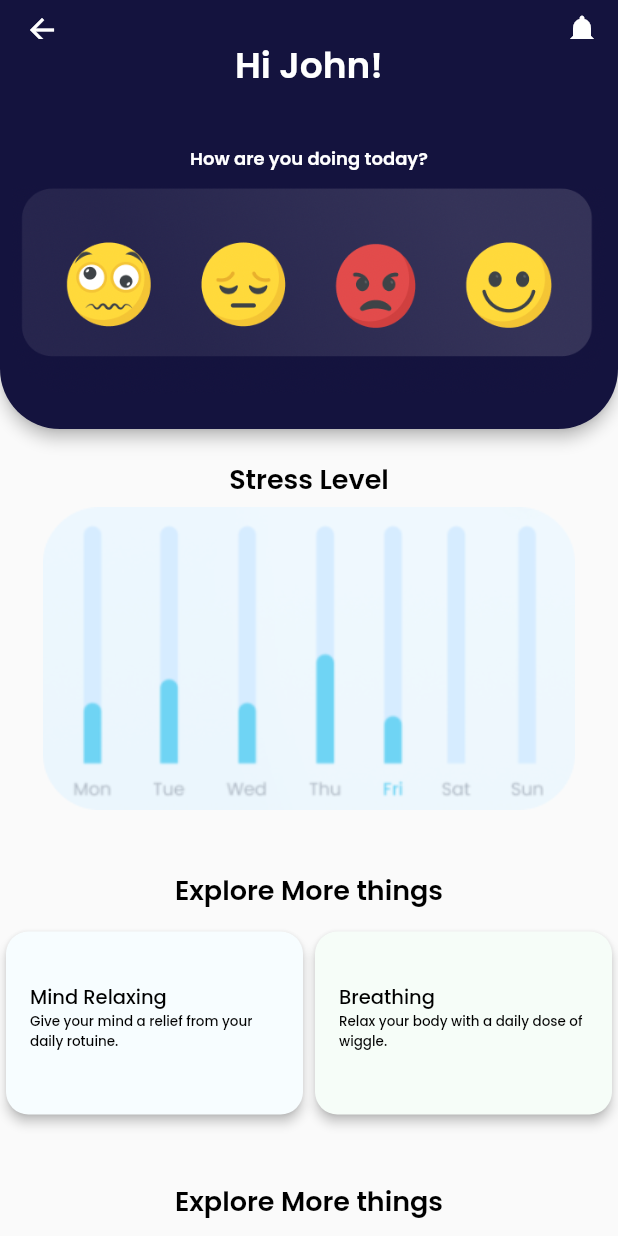
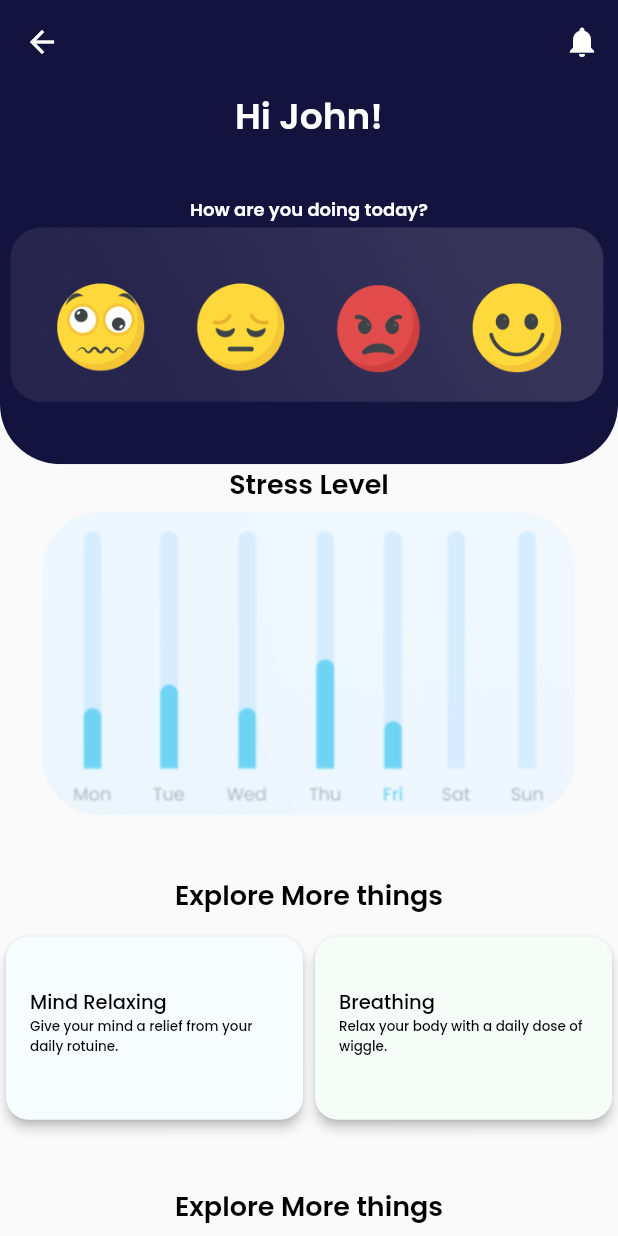
Before and after one commit to Tijil2111/Unstrain-UI--Locus-Exun, a Flutter app: the HomePage screen opened directly, on a phone screen of 412 x 824 dp. Run offline on Flutter 3.47's test engine with Material 2 defaults, Android fonts, the phone set to English and light mode, and no system bars; our stand-ins replace google_fonts, hexcolor.

Commit message:
Fixed a bug

```diff
--- a/lib/pages/home.dart
+++ b/lib/pages/home.dart
@@ -12,15 +12,10 @@ class HomePage extends StatelessWidget {
     return Scaffold(
       //defining the app bar which has the mood asker
         appBar: AppBar(
+          elevation: 0,
         backgroundColor: HexColor("#14133E"),
-        shape: const RoundedRectangleBorder(
-            borderRadius: BorderRadius.only(
-                bottomLeft: Radius.circular(40),
-                bottomRight: Radius.circular(40),
-                topLeft: Radius.circular(0),
-                topRight: Radius.circular(0))),
         bottom: PreferredSize(
-          preferredSize: const Size.fromHeight(230),
+          preferredSize: const Size.fromHeight(40),
           child: SingleChildScrollView(
             child: Column(
               children: [
@@ -34,29 +29,6 @@ class HomePage extends StatelessWidget {
                     )
                   ),
                 ),
-                const SizedBox(height:35),
-                Text(
-                  'How are you doing today?',
-                  style: GoogleFonts.poppins(
-                    textStyle: const TextStyle(
-                      fontSize: 12,
-                      fontWeight: FontWeight.w600,
-                      color: Colors.white
-                    )
-                  ),
-                ),
-                Padding(
-                  padding: const EdgeInsets.all(8.0),
-                  child: ClipRRect(
-                  borderRadius: const BorderRadius.only(
-                  bottomLeft: Radius.circular(40),
-                  bottomRight: Radius.circular(40),
-                  topLeft: Radius.circular(0),
-                  topRight: Radius.circular(0)),
-                  child: Image.asset('assets/emoji.png'),
-                  ),
-                ),
-                const SizedBox(height:15),
               ],
             ),
           ),
@@ -81,7 +53,41 @@ class HomePage extends StatelessWidget {
     child: Center(
       child: Column(
         children: [
-          const SizedBox(height: 20),
+          // make a cool look with the emoji's scrolling down
+          ClipRRect(
+              borderRadius: const BorderRadius.only(
+                bottomLeft: Radius.circular(40),
+                bottomRight: Radius.circular(40),
+                topLeft: Radius.circular(0),
+                topRight: Radius.circular(0)),
+            child: Container(
+              color: HexColor("#14133E"),
+              child: Column(
+                children: [
+            const SizedBox(height:35),
+                  Text(
+                    'How are you doing today?',
+                    style: GoogleFonts.poppins(
+                      textStyle: const TextStyle(
+                        fontSize: 12,
+                        fontWeight: FontWeight.w600,
+                        color: Colors.white
+                      )
+                    ),
+                  ),
+                  ClipRRect(
+                  borderRadius: const BorderRadius.only(
+                  bottomLeft: Radius.circular(40),
+                  bottomRight: Radius.circular(40),
+                  topLeft: Radius.circular(0),
+                  topRight: Radius.circular(0)),
+                  child: Image.asset('assets/emoji.png'),
+                  ),
+                  const SizedBox(height:15),
+                ],
+              )
+            ),
+          ),
            Text(
            'Stress Level',
              style: GoogleFonts.poppins(
```
